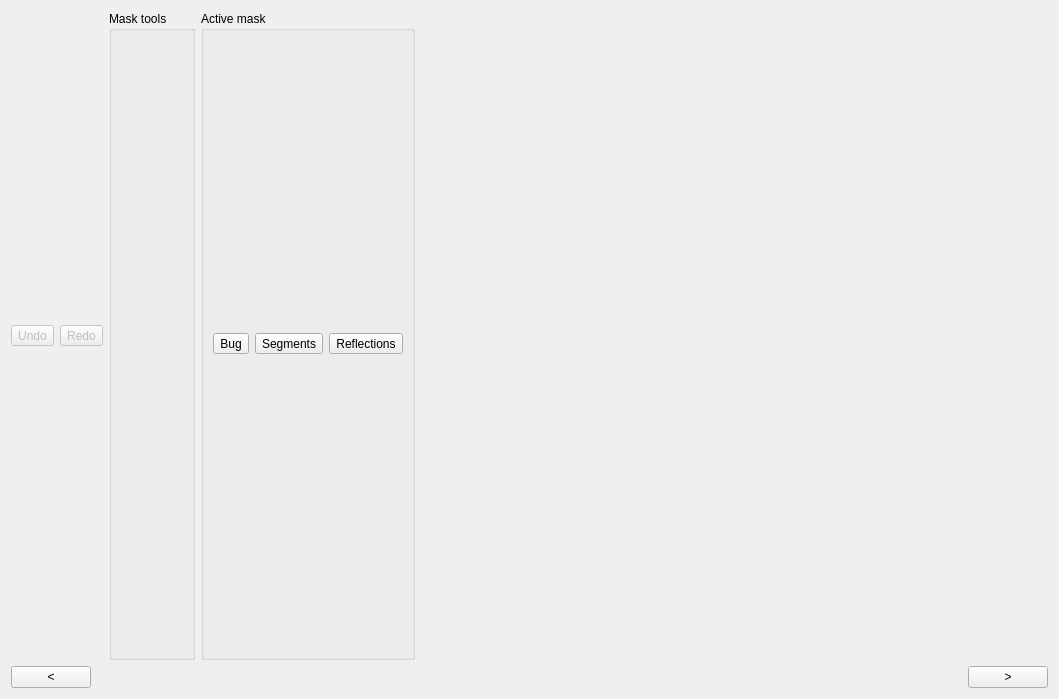
Qt form arthropod_describer/label_editor/ui/mask_edit_view.ui (mrazr/maphis) before a commit.
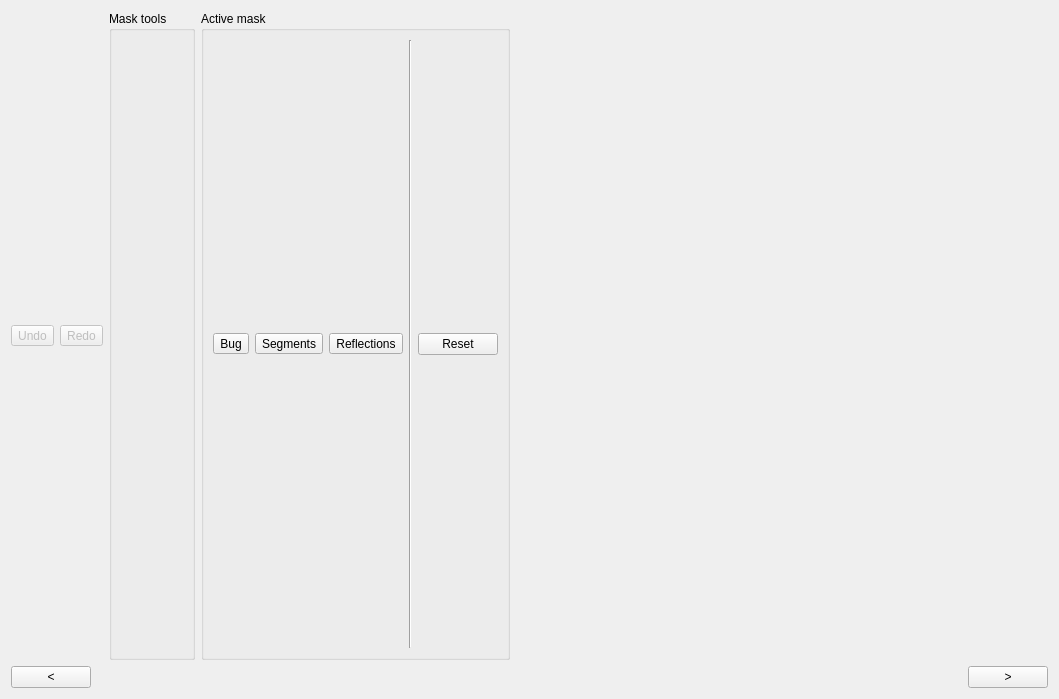
The same form after that commit.

Commit message: rewritten the photo and label image switching logic to something more maintaineable

Patch:
```diff
--- a/arthropod_describer/label_editor/ui/mask_edit_view.ui
+++ b/arthropod_describer/label_editor/ui/mask_edit_view.ui
@@ -101,6 +101,20 @@
           </property>
          </widget>
         </item>
+        <item>
+         <widget class="Line" name="line">
+          <property name="orientation">
+           <enum>Qt::Vertical</enum>
+          </property>
+         </widget>
+        </item>
+        <item>
+         <widget class="QPushButton" name="btnResetLabel">
+          <property name="text">
+           <string>Reset</string>
+          </property>
+         </widget>
+        </item>
        </layout>
       </widget>
      </item>
```
The commit also changes 9 other files.
